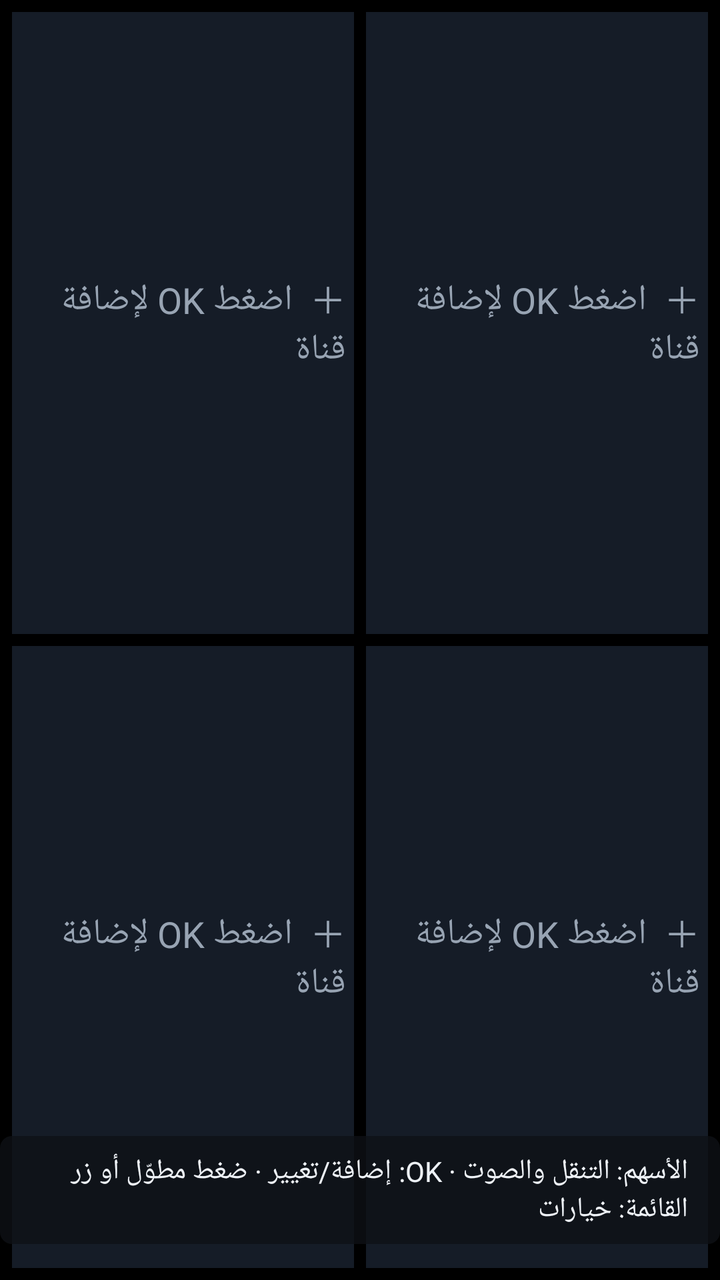
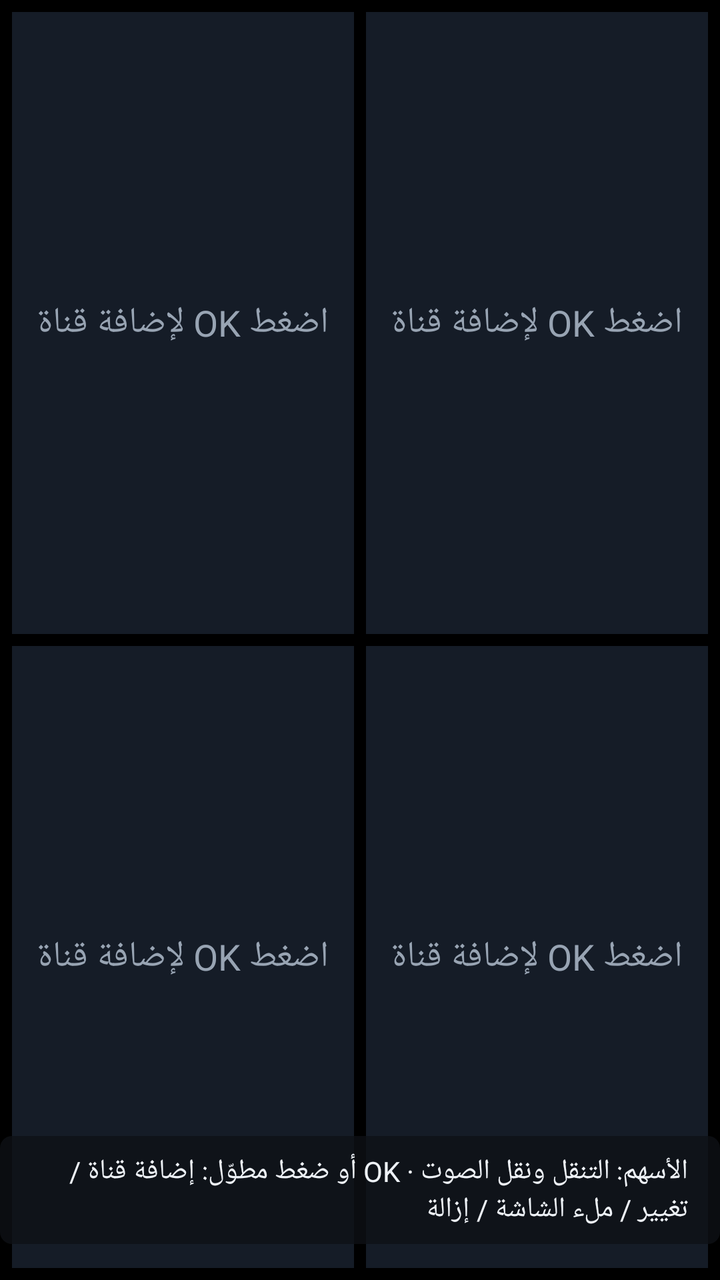

An Android layout rendered at two revisions. The XML below is the earlier revision; the diff shows what the commit changed to produce the second picture.
<!-- AndroidManifest.xml: application theme Theme.MultiViewTV -->
<!-- res/layout/activity_multiview.xml -->
<?xml version="1.0" encoding="utf-8"?>
<FrameLayout xmlns:android="http://schemas.android.com/apk/res/android"
    android:layout_width="match_parent"
    android:layout_height="match_parent"
    android:background="@android:color/black">

    <LinearLayout
        android:layout_width="match_parent"
        android:layout_height="match_parent"
        android:orientation="vertical"
        android:padding="3dp">

        <LinearLayout
            android:id="@+id/row1"
            android:layout_width="match_parent"
            android:layout_height="0dp"
            android:layout_weight="1"
            android:orientation="horizontal">

            <include android:id="@+id/tile0" layout="@layout/view_tile" />
            <include android:id="@+id/tile1" layout="@layout/view_tile" />
        </LinearLayout>

        <LinearLayout
            android:id="@+id/row2"
            android:layout_width="match_parent"
            android:layout_height="0dp"
            android:layout_weight="1"
            android:orientation="horizontal">

            <include android:id="@+id/tile2" layout="@layout/view_tile" />
            <include android:id="@+id/tile3" layout="@layout/view_tile" />
        </LinearLayout>
    </LinearLayout>

    <TextView
        android:id="@+id/hint"
        android:layout_width="wrap_content"
        android:layout_height="wrap_content"
        android:layout_gravity="bottom|center_horizontal"
        android:layout_marginBottom="18dp"
        android:background="@drawable/bg_label"
        android:paddingStart="16dp"
        android:paddingTop="8dp"
        android:paddingEnd="16dp"
        android:paddingBottom="8dp"
        android:text="الأسهم: التنقل والصوت · OK: إضافة/تغيير · ضغط مطوّل أو زر القائمة: خيارات"
        android:textSize="14sp" />
</FrameLayout>
<!-- res/layout/view_tile.xml (included above) -->
<?xml version="1.0" encoding="utf-8"?>
<FrameLayout xmlns:android="http://schemas.android.com/apk/res/android"
    xmlns:app="http://schemas.android.com/apk/res-auto"
    android:layout_width="0dp"
    android:layout_height="match_parent"
    android:layout_margin="3dp"
    android:layout_weight="1"
    android:background="@drawable/bg_tile"
    android:focusable="true"
    android:padding="4dp">

    
    <androidx.media3.ui.PlayerView
        android:id="@+id/tilePlayer"
        android:layout_width="match_parent"
        android:layout_height="match_parent"
        android:focusable="false"
        android:visibility="gone"
        app:surface_type="texture_view"
        app:use_controller="false"
        app:resize_mode="fit"
        app:show_buffering="when_playing" />

    <TextView
        android:id="@+id/tileEmpty"
        android:layout_width="wrap_content"
        android:layout_height="wrap_content"
        android:layout_gravity="center"
        android:text="＋  اضغط OK لإضافة قناة"
        android:textColor="@color/muted"
        android:textSize="18sp" />

    <LinearLayout
        android:layout_width="wrap_content"
        android:layout_height="wrap_content"
        android:layout_gravity="top|start"
        android:layout_margin="10dp"
        android:orientation="horizontal">

        <TextView
            android:id="@+id/tileName"
            android:layout_width="wrap_content"
            android:layout_height="wrap_content"
            android:background="@drawable/bg_label"
            android:paddingStart="12dp"
            android:paddingTop="4dp"
            android:paddingEnd="12dp"
            android:paddingBottom="4dp"
            android:textSize="15sp"
            android:textStyle="bold"
            android:visibility="gone" />

        <TextView
            android:id="@+id/tileAudio"
            android:layout_width="wrap_content"
            android:layout_height="wrap_content"
            android:layout_marginStart="8dp"
            android:background="@drawable/bg_badge_live"
            android:paddingStart="10dp"
            android:paddingTop="4dp"
            android:paddingEnd="10dp"
            android:paddingBottom="4dp"
            android:text="🔊"
            android:textColor="@color/bg"
            android:textSize="13sp"
            android:visibility="gone" />
    </LinearLayout>
</FrameLayout>
<!-- resources referenced by this layout -->
<resources>
  <color name="bg">#0B0F14</color>
  <color name="muted">#98A4B3</color>
  <!-- drawable bg_badge_live (drawable) -->
  <?xml version="1.0" encoding="utf-8"?>
  <shape xmlns:android="http://schemas.android.com/apk/res/android">
      <corners android:radius="4dp" /><solid android:color="@color/live" />
  </shape>
  <!-- drawable bg_label (drawable) -->
  <?xml version="1.0" encoding="utf-8"?>
  <shape xmlns:android="http://schemas.android.com/apk/res/android">
      <corners android:radius="6dp" /><solid android:color="#CC0E1116" />
  </shape>
  <!-- drawable bg_tile (drawable) -->
  <?xml version="1.0" encoding="utf-8"?>
  <selector xmlns:android="http://schemas.android.com/apk/res/android">
      <item android:state_focused="true">
          <shape><solid android:color="@color/tile" /><stroke android:width="4dp" android:color="@color/accent" /></shape>
      </item>
      <item>
          <shape><solid android:color="@color/tile" /></shape>
      </item>
  </selector>
  <style name="Theme.MultiViewTV" parent="Theme.AppCompat.NoActionBar">
          <item name="android:windowBackground">@color/bg</item>
          <item name="android:windowFullscreen">true</item>
          <item name="colorPrimary">@color/accent</item>
          <item name="colorAccent">@color/accent</item>
          <item name="android:textColor">@color/text</item>
          <item name="android:textColorHint">@color/muted</item>
      </style>
  <color name="live">#F59E0B</color>
  <color name="tile">#151C27</color>
  <color name="accent">#3BA7FF</color>
  <color name="text">#EEF2F7</color>
</resources>

<!-- the commit's change to res/layout/activity_multiview.xml (unified diff, before → after) -->
@@ -44,7 +44,7 @@
         android:paddingTop="8dp"
         android:paddingEnd="16dp"
         android:paddingBottom="8dp"
-        android:text="الأسهم: التنقل والصوت · OK: إضافة/تغيير · ضغط مطوّل أو زر القائمة: خيارات"
+        android:text="@string/multiview_hint"
         android:textSize="14sp" />
 </FrameLayout>
 <!-- res/layout/view_tile.xml (included above) -->
@@ -66,7 +66,7 @@
         android:layout_height="match_parent"
         android:focusable="false"
         android:visibility="gone"
-        app:surface_type="texture_view"
+        app:surface_type="surface_view"
         app:use_controller="false"
         app:resize_mode="fit"
         app:show_buffering="when_playing" />
@@ -76,7 +76,7 @@
         android:layout_width="wrap_content"
         android:layout_height="wrap_content"
         android:layout_gravity="center"
-        android:text="＋  اضغط OK لإضافة قناة"
+        android:text="@string/add_channel_hint"
         android:textColor="@color/muted"
         android:textSize="18sp" />
 
<!-- resource entries referenced after the edit -->
@@ -22,6 +22,8 @@
           <shape><solid android:color="@color/tile" /></shape>
       </item>
   </selector>
+  <string name="add_channel_hint">اضغط OK لإضافة قناة</string>
+  <string name="multiview_hint">الأسهم: التنقل ونقل الصوت  ·  OK أو ضغط مطوّل: إضافة قناة / تغيير / ملء الشاشة / إزالة</string>
   <style name="Theme.MultiViewTV" parent="Theme.AppCompat.NoActionBar">
           <item name="android:windowBackground">@color/bg</item>
           <item name="android:windowFullscreen">true</item>
